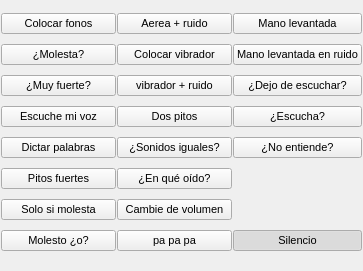
Old version of the form src/audiometria/UI/command_voice_A.ui in the repository Debaq/LabSim.
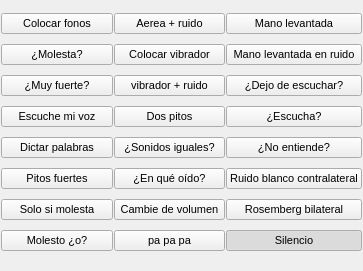
New version of the form.

Commit message: Audiometría: deterioro tonal real para Carhart, Stat y Rosemberg

```diff
--- a/src/audiometria/UI/command_voice_A.ui
+++ b/src/audiometria/UI/command_voice_A.ui
@@ -512,6 +512,54 @@
      </attribute>
     </widget>
    </item>
+   <item row="12" column="2">
+    <widget class="QPushButton" name="btn_act20">
+     <property name="font">
+      <font>
+       <pointsize>8</pointsize>
+      </font>
+     </property>
+     <property name="toolTip">
+      <string>&lt;html&gt;&lt;head/&gt;&lt;body&gt;&lt;p&gt;&lt;span style=&quot; background-color:transparent;&quot;&gt;VA A ESCUCHAR UN PITO POR UN OÍDO Y UN RUIDO BLANCO POR EL OTRO OÍDO AL MISMO TIEMPO, NECESITO QUE MANTENGA LA MANO LEVANTADA TODO EL MOMENTO QUE ESCUCHE EL PITO, SOLO SI LO DEJA DE ESCUCHAR EL PITO BAJARÁ LA MANO, SI ESCUCHA MÁS BAJO EL PITO MANTENGA LA MANO LEVANTADA. &lt;/span&gt;&lt;/p&gt;&lt;/body&gt;&lt;/html&gt;</string>
+     </property>
+     <property name="text">
+      <string>Ruido blanco contralateral</string>
+     </property>
+     <property name="checkable">
+      <bool>true</bool>
+     </property>
+     <property name="autoExclusive">
+      <bool>true</bool>
+     </property>
+     <attribute name="buttonGroup">
+      <string notr="true">buttonGroup</string>
+     </attribute>
+    </widget>
+   </item>
+   <item row="13" column="2">
+    <widget class="QPushButton" name="btn_act21">
+     <property name="font">
+      <font>
+       <pointsize>8</pointsize>
+      </font>
+     </property>
+     <property name="toolTip">
+      <string>&lt;html&gt;&lt;head/&gt;&lt;body&gt;&lt;p&gt;&lt;span style=&quot; background-color:transparent;&quot;&gt;VA A ESCUCHAR UN PITO CONTINUO POR UN OÍDO A LA VEZ, NECESITO QUE MANTENGA LA MANO LEVANTADA TODO EL MOMENTO QUE ESCUCHE EL PITO, SOLO SI LO DEJA DE ESCUCHAR EL PITO BAJARÁ LA MANO, SI ESCUCHA MÁS BAJO EL PITO MANTENGA LA MANO LEVANTADA. &lt;/span&gt;&lt;/p&gt;&lt;/body&gt;&lt;/html&gt;</string>
+     </property>
+     <property name="text">
+      <string>Rosemberg bilateral</string>
+     </property>
+     <property name="checkable">
+      <bool>true</bool>
+     </property>
+     <property name="autoExclusive">
+      <bool>true</bool>
+     </property>
+     <attribute name="buttonGroup">
+      <string notr="true">buttonGroup</string>
+     </attribute>
+    </widget>
+   </item>
    <item row="10" column="2">
     <widget class="QPushButton" name="btn_act9">
      <property name="font">
```
The commit also changes 5 other files.
